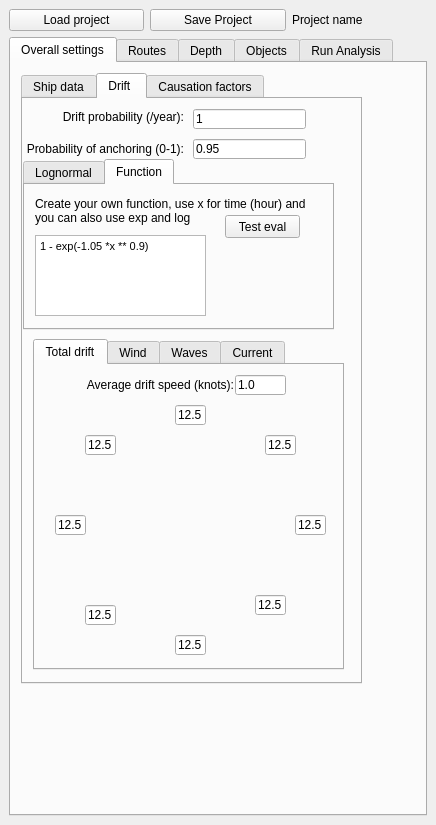
Qt form open_mrat_dockwidget_base.ui (axelande/OMRAT) before a commit.
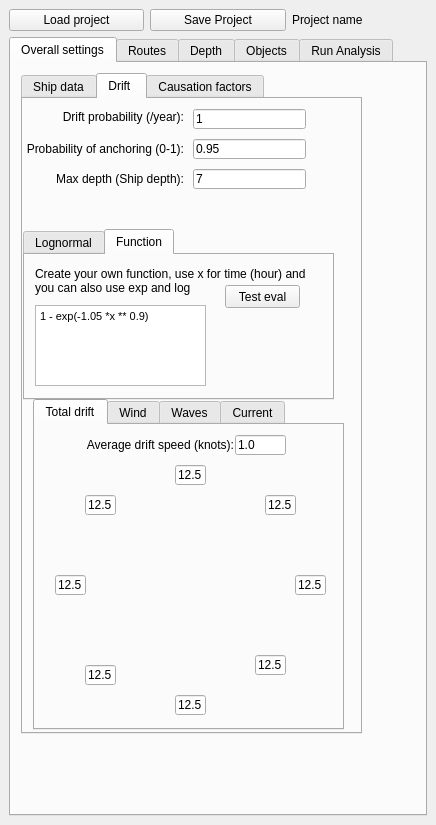
The same form after that commit. The open tabs and pages were chosen to show the change. Icons and pictures are not drawn.

```diff
--- a/open_mrat_dockwidget_base.ui
+++ b/open_mrat_dockwidget_base.ui
@@ -64,7 +64,7 @@
           <x>10</x>
           <y>10</y>
           <width>341</width>
-          <height>611</height>
+          <height>661</height>
          </rect>
         </property>
         <property name="currentIndex">
@@ -770,7 +770,7 @@
           <property name="geometry">
            <rect>
             <x>10</x>
-            <y>240</y>
+            <y>300</y>
             <width>311</width>
             <height>331</height>
            </rect>
@@ -955,7 +955,7 @@
           <property name="geometry">
            <rect>
             <x>0</x>
-            <y>60</y>
+            <y>130</y>
             <width>311</width>
             <height>171</height>
            </rect>
@@ -1088,8 +1088,8 @@
              <string>&lt;!DOCTYPE HTML PUBLIC &quot;-//W3C//DTD HTML 4.0//EN&quot; &quot;http://www.w3.org/TR/REC-html40/strict.dtd&quot;&gt;
 &lt;html&gt;&lt;head&gt;&lt;meta name=&quot;qrichtext&quot; content=&quot;1&quot; /&gt;&lt;style type=&quot;text/css&quot;&gt;
 p, li { white-space: pre-wrap; }
-&lt;/style&gt;&lt;/head&gt;&lt;body style=&quot; font-family:'MS Shell Dlg 2'; font-size:8.25pt; font-weight:400; font-style:normal;&quot;&gt;
-&lt;p style=&quot; margin-top:0px; margin-bottom:0px; margin-left:0px; margin-right:0px; -qt-block-indent:0; text-indent:0px;&quot;&gt;1 - exp(-1.05 *x ** 0.9)&lt;/p&gt;&lt;/body&gt;&lt;/html&gt;</string>
+&lt;/style&gt;&lt;/head&gt;&lt;body style=&quot; font-family:'MS Shell Dlg 2'; font-size:6.6pt; font-weight:400; font-style:normal;&quot;&gt;
+&lt;p style=&quot; margin-top:0px; margin-bottom:0px; margin-left:0px; margin-right:0px; -qt-block-indent:0; text-indent:0px;&quot;&gt;&lt;span style=&quot; font-size:8.25pt;&quot;&gt;1 - exp(-1.05 *x ** 0.9)&lt;/span&gt;&lt;/p&gt;&lt;/body&gt;&lt;/html&gt;</string>
             </property>
            </widget>
            <widget class="QPushButton" name="pbTestRepair">
@@ -1141,6 +1141,35 @@
            </widget>
           </widget>
          </widget>
+         <widget class="QLineEdit" name="leAnchorMaxDepth">
+          <property name="geometry">
+           <rect>
+            <x>170</x>
+            <y>70</y>
+            <width>113</width>
+            <height>20</height>
+           </rect>
+          </property>
+          <property name="text">
+           <string>7</string>
+          </property>
+         </widget>
+         <widget class="QLabel" name="label_23">
+          <property name="geometry">
+           <rect>
+            <x>0</x>
+            <y>70</y>
+            <width>161</width>
+            <height>20</height>
+           </rect>
+          </property>
+          <property name="text">
+           <string>Max depth (Ship depth):</string>
+          </property>
+          <property name="alignment">
+           <set>Qt::AlignRight|Qt::AlignTrailing|Qt::AlignVCenter</set>
+          </property>
+         </widget>
         </widget>
         <widget class="QWidget" name="tab_16">
          <attribute name="title">
```
Left out of the diff: 56 changed lines with no effect on the pictures.
